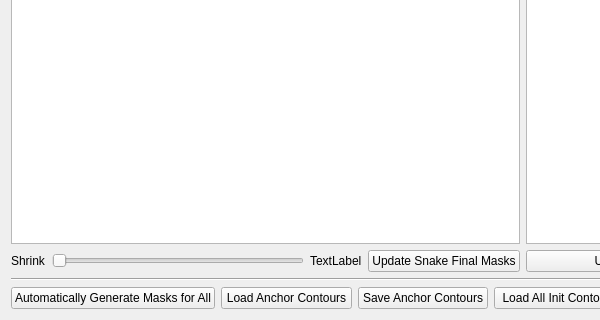
Before: the Qt Designer form gui/ui/MaskEditingGui5.ui in mistycheney/MouseBrainAtlas, drawn with Qt 5; both pictures show x 0 to 600 and y 505 to 825 of the 1046 by 825 pixel window.
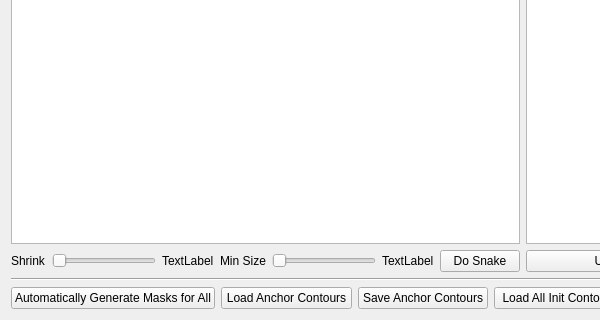
After: the same form once the commit is applied.

```diff
--- a/gui/ui/MaskEditingGui5.ui
+++ b/gui/ui/MaskEditingGui5.ui
@@ -130,10 +130,31 @@
          </property>
         </widget>
        </item>
+       <item>
+        <widget class="QLabel" name="label_7">
+         <property name="text">
+          <string>Min Size</string>
+         </property>
+        </widget>
+       </item>
+       <item>
+        <widget class="QSlider" name="slider_minSize">
+         <property name="orientation">
+          <enum>Qt::Horizontal</enum>
+         </property>
+        </widget>
+       </item>
+       <item>
+        <widget class="QLabel" name="label_minSize">
+         <property name="text">
+          <string>TextLabel</string>
+         </property>
+        </widget>
+       </item>
        <item>
         <widget class="QPushButton" name="button_snake">
          <property name="text">
-          <string>Update Snake Final Masks</string>
+          <string>Do Snake</string>
          </property>
         </widget>
        </item>
```
